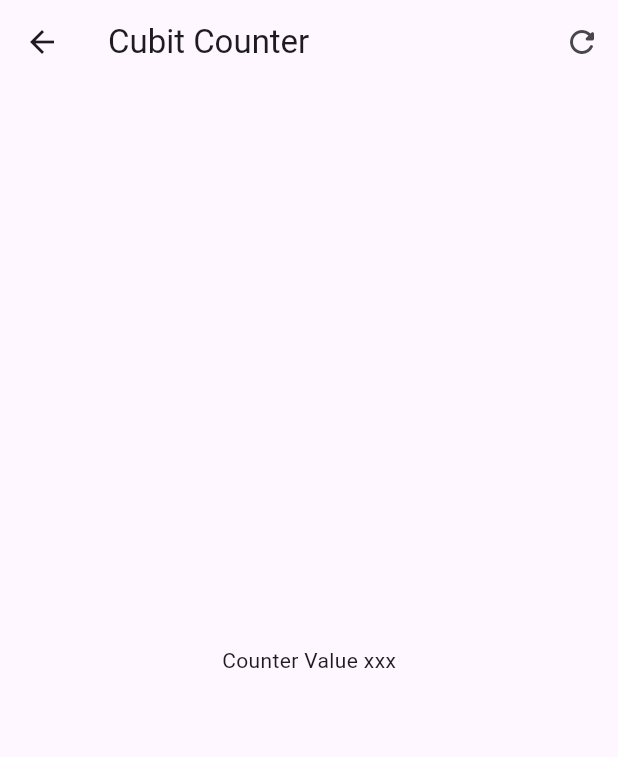
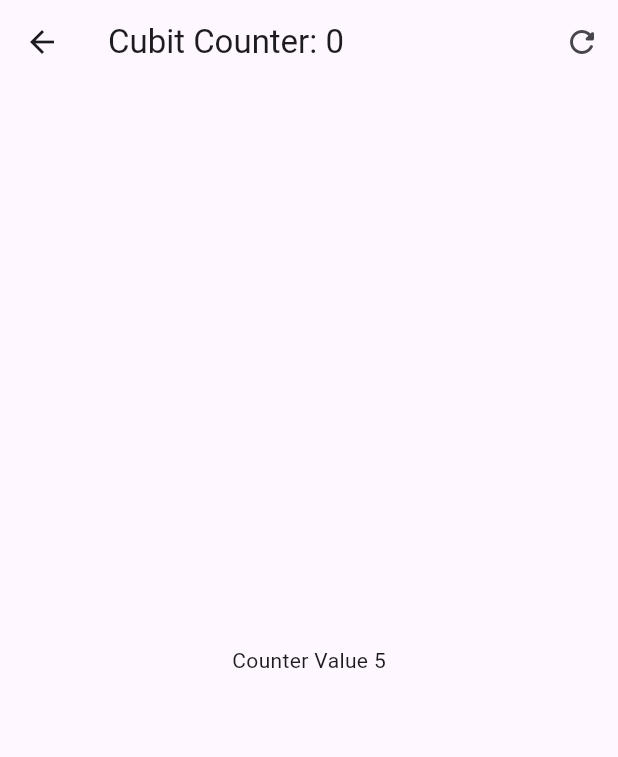
Before and after one commit to im-victor-mendez/forms_app-Flutter-Course, a Flutter app: the screen it shows after launch, after a tap on "Cubits", on a phone screen of 412 x 824 dp. Shown: the top 757 px of the screen. Run offline on Flutter 3.47's test engine with Material 3 defaults, Android fonts, the phone set to English and light mode, and no system bars; our stand-ins replace flutter_bloc, go_router.

Commit message:
ci: Added counter state data into cubit_counter_screen

```diff
--- a/lib/presentation/screens/cubit_counter_screen.dart
+++ b/lib/presentation/screens/cubit_counter_screen.dart
@@ -1,13 +1,31 @@
 import 'package:flutter/material.dart';
+import 'package:flutter_bloc/flutter_bloc.dart';
+
+import '../blocs/counter_cubit/counter_cubit.dart';
 
 class CubitCounterScreen extends StatelessWidget {
   const CubitCounterScreen({super.key});
 
   @override
   Widget build(BuildContext context) {
+    return BlocProvider(
+      create: (_) => CounterCubit(),
+      child: const _View(),
+    );
+  }
+}
+
+class _View extends StatelessWidget {
+  const _View();
+
+  @override
+  Widget build(BuildContext context) {
+    // Way 2 to print state data
+    final counterState = context.watch<CounterCubit>().state;
+
     return Scaffold(
       appBar: AppBar(
-        title: const Text('Cubit Counter'),
+        title: Text('Cubit Counter: ${counterState.transactionCount}'),
         actions: [
           IconButton(
             onPressed: () {},
@@ -15,8 +33,14 @@ class CubitCounterScreen extends StatelessWidget {
           ),
         ],
       ),
-      body: const Center(
-        child: Text('Counter Value xxx'),
+      body: Center(
+        // Way 1 to print state data
+        child: BlocBuilder<CounterCubit, CounterState>(
+          buildWhen: (previous, current) => current.counter != previous.counter,
+          builder: (context, state) {
+            return Text('Counter Value ${state.counter}');
+          },
+        ),
       ),
       floatingActionButton: Wrap(
         alignment: WrapAlignment.end,
```
